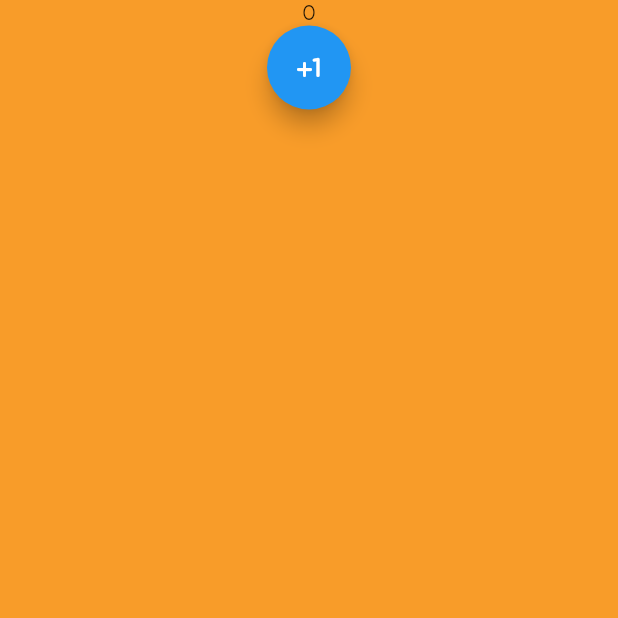
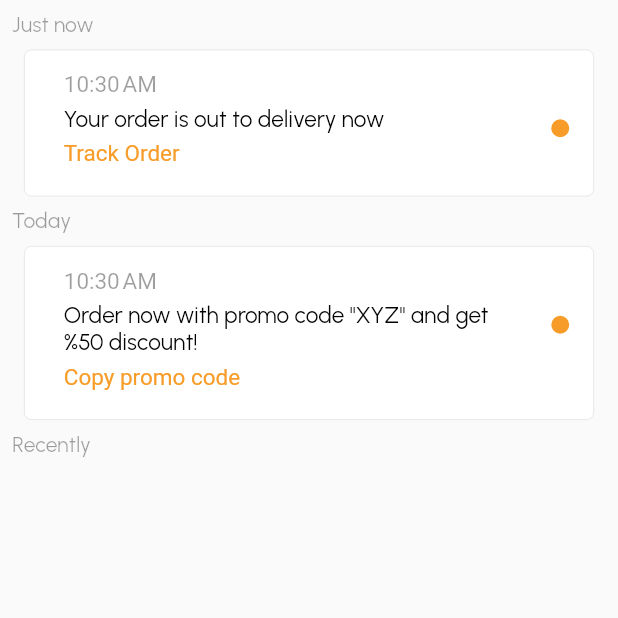
Before and after one commit to omardavinci10/foody, a Flutter app: the NotificationsScreen screen opened by its route, on a phone screen of 412 x 824 dp, the top half of it. Run offline on Flutter 3.47's test engine with Material 2 defaults, Android fonts, the phone set to English and light mode, and no system bars; our stand-ins replace auth_buttons, flutter_rating_bar, font_awesome_flutter, google_fonts, material_floating_search_bar, modal_bottom_sheet and 4 more; missing offline and left inert: awesome_select; Roboto replaces fonts that are missing (Urbanist-Bold).

Commit message:
notifications_screen

```diff
--- /dev/null
+++ b/lib/components/notification_tile.dart
@@ -0,0 +1,166 @@
+import 'package:flutter/material.dart';
+import 'package:flutter/services.dart';
+import 'package:foody/components/notifications_data.dart';
+import 'package:foody/constants.dart';
+import 'package:foody/screens/rating_screen.dart';
+import 'package:intl/intl.dart';
+import 'package:foody/components/order_tile.dart';
+import 'package:provider/provider.dart';
+import 'package:foody/components/my_orders_data.dart';
+import 'package:foody/screens/tracking_screen.dart';
+
+String inLineText(BuildContext context, OrderTile currentOrderTile) {
+  String status = currentOrderTile.status;
+  String myText = '';
+  if (status == 'Preparing') {
+    myText = 'Your order has been confirmed';
+  } else if (status == 'Out to delivery') {
+    myText = 'Your order is out to delivery now';
+  } else if (status == 'Waiting') {
+    myText = 'Delivery boy is waiting you';
+  } else if (status == 'Delivered') {
+    myText = 'Your order has been delivered successfully';
+  }
+  return myText;
+}
+
+String inLinePromoCode(String promoCode, int amount) {
+  return 'Order now with promo code "$promoCode" and get %$amount discount!';
+}
+
+String actionText(String orderOrPromo, OrderTile currentOrderTile) {
+  String myText = '';
+  if (orderOrPromo == 'O') {
+    String status = currentOrderTile.status;
+
+    if (status == 'Delivered') {
+      myText = 'Rate your order';
+    } else {
+      myText = 'Track Order';
+    }
+  } else {
+    myText = 'Copy promo code';
+  }
+  return myText;
+}
+
+class NotificationTile extends StatelessWidget {
+  final DateTime myTime;
+  final String orderOrPromo;
+  final OrderTile currentOrder;
+  final String promoCode;
+  final int discountPercentage;
+  final String readOrUnread;
+
+  NotificationTile({
+    required this.myTime,
+    required this.orderOrPromo,
+    required this.currentOrder,
+    this.promoCode = 'XYZ',
+    this.discountPercentage = 0,
+    this.readOrUnread = 'U',
+  });
+
+  void doYourFunction(context) {
+    if (orderOrPromo == 'O') {
+      if (currentOrder.status == 'Delivered') {
+        Navigator.push(
+          context,
+          MaterialPageRoute(
+            builder: (context) => RatingScreen(
+              orderID: currentOrder.orderID,
+            ),
+          ),
+        );
+      } else {
+        Navigator.push(
+          context,
+          MaterialPageRoute(
+            builder: (context) => TrackingScreen(
+              orderID: currentOrder.orderID,
+            ),
+          ),
+        );
+      }
+    } else {
+      Clipboard.setData(ClipboardData(text: promoCode)).then((_) {
+        ScaffoldMessenger.of(context).showSnackBar(
+            SnackBar(content: Text("Promo code copied to clipboard")));
+      });
+    }
+  }
+
+  @override
+  Widget build(BuildContext context) {
+    return Padding(
+      padding: const EdgeInsets.all(8.0),
+      child: ListTile(
+        onTap: () {
+          Provider.of<MyNotificationsData>(context)
+              .removeNotification(currentOrder.orderID);
+        },
+        tileColor: Colors.white,
+        shape: RoundedRectangleBorder(
+          borderRadius: BorderRadius.all(Radius.circular(5.0)),
+          side: BorderSide(
+              width: 0.5, color: Colors.black12, style: BorderStyle.solid),
+        ),
+        trailing: (readOrUnread == 'U')
+            ? Padding(
+                padding: const EdgeInsets.only(top: 30.0),
+                child: CircleAvatar(
+                  radius: 6.0,
+                  backgroundColor: kOrangeColorInHex,
+                ),
+              )
+            : Container(),
+        title: Padding(
+          padding: const EdgeInsets.all(10.0),
+          child: Column(
+            crossAxisAlignment: CrossAxisAlignment.start,
+            children: [
+              Text(
+                DateFormat.jm().format(myTime),
+                style: kLightTextStyle.copyWith(
+                  fontSize: 15.0,
+                  fontWeight: FontWeight.w400,
+                  fontFamily: 'Urbanist-Bold',
+                ),
+              ),
+              Padding(
+                padding: const EdgeInsets.only(top: 5.0, bottom: 5.0),
+                child: Text(
+                  (orderOrPromo == 'O')
+                      ? inLineText(context, currentOrder)
+                      : inLinePromoCode(promoCode, discountPercentage),
+                  style: TextStyle(
+                    fontWeight: FontWeight.w400,
+                    fontSize: 15.0,
+                    color: Colors.black,
+                  ),
+                ),
+              ),
+              Padding(
+                padding: const EdgeInsets.only(bottom: 5.0),
+                child: GestureDetector(
+                  onTap: () {
+                    doYourFunction(context);
+                  },
+                  child: Text(
+                    actionText(orderOrPromo, currentOrder),
+                    style: TextStyle(
+                      fontFamily: 'Urbanist-Bold',
+                      fontWeight: FontWeight.w400,
+                      fontSize: 15.0,
+                      color: kOrangeColorInHex,
+                    ),
+                  ),
+                ),
+              ),
+            ],
+          ),
+        ),
+      ),
+    );
+  }
+}
--- a/lib/main.dart
+++ b/lib/main.dart
@@ -9,6 +9,7 @@ import 'package:foody/screens/contactus_screen.dart';
 import 'package:foody/screens/notifications_screen.dart';
 import 'package:foody/screens/splash_screen.dart';
 import 'package:foody/screens/track_orders.dart';
+import 'package:foody/screens/tracking_screen.dart';
 import 'package:foody/screens/welcome_screen.dart';
 import 'package:foody/screens/login_screen.dart';
 import 'package:foody/screens/registration_screen.dart';
@@ -61,6 +62,7 @@ class Foody extends StatelessWidget {
           BasketScreen.id: (context) => BasketScreen(),
           CheckoutScreen.id: (context) => CheckoutScreen(),
           RatingScreen.id: (context) => RatingScreen(),
+          TrackingScreen.id: (context) => TrackingScreen(),
         },
       ),
     );
--- a/lib/screens/notifications_screen.dart
+++ b/lib/screens/notifications_screen.dart
@@ -1,8 +1,12 @@
 import 'package:flutter/material.dart';
 import 'package:foody/components/my_orders_data.dart';
+import 'package:foody/components/order_tile.dart';
 import 'package:foody/constants.dart';
+import 'package:foody/screens/rating_screen.dart';
 import 'package:provider/provider.dart';
 import 'package:foody/components/notifications_data.dart';
+import 'package:intl/intl.dart';
+import 'package:foody/components/notification_tile.dart';
 
 class NotificationsScreen extends StatefulWidget {
   static const String id = 'notifications_screen';
@@ -18,29 +22,54 @@ void fillOrders(BuildContext context) {
 }
 
 class _NotificationsScreenState extends State<NotificationsScreen> {
+  int noOfUnreadNotifications = 0;
+  OrderTile dummyOrderTile =
+      OrderTile(orderID: -1, price: -1, date: '1 Jan 1', status: 'Not Order');
   @override
   Widget build(BuildContext context) {
     fillOrders(context);
-    Provider.of<MyNotificationsData>(context).printOrdersMap();
+    noOfUnreadNotifications =
+        Provider.of<MyNotificationsData>(context).getNoOfUnreadNotifications;
+    OrderTile currentOrder = Provider.of<MyOrders>(context).getCurrentOrder;
     return Scaffold(
-      body: Container(
-        height: double.infinity,
-        width: double.infinity,
-        color: kOrangeColorInHex,
-        child: Column(
-          children: [
-            Text(Provider.of<MyNotificationsData>(context)
-                .getNoOfUnreadNotifications
-                .toString()),
-            Center(
-              child: FloatingActionButton(
-                onPressed: () =>
-                    Provider.of<MyNotificationsData>(context, listen: false)
-                        .addNotification(1827),
-                child: Icon(Icons.plus_one_rounded),
+      body: Padding(
+        padding: const EdgeInsets.all(8.0),
+        child: SingleChildScrollView(
+          child: Column(
+            crossAxisAlignment: CrossAxisAlignment.start,
+            children: [
+              Text(
+                'Just now',
+                style: kLightTextStyle.copyWith(
+                  fontSize: 14.0,
+                ),
               ),
-            ),
-          ],
+              NotificationTile(
+                currentOrder: currentOrder,
+                myTime: DateTime.now(),
+                orderOrPromo: 'O',
+              ),
+              Text(
+                'Today',
+                style: kLightTextStyle.copyWith(
+                  fontSize: 14.0,
+                ),
+              ),
+              NotificationTile(
+                myTime: DateTime.now(),
+                orderOrPromo: 'P',
+                currentOrder: dummyOrderTile,
+                promoCode: 'XYZ',
+                discountPercentage: 50,
+              ),
+              Text(
+                'Recently',
+                style: kLightTextStyle.copyWith(
+                  fontSize: 14.0,
+                ),
+              ),
+            ],
+          ),
         ),
       ),
     );
--- a/lib/screens/rating_screen.dart
+++ b/lib/screens/rating_screen.dart
@@ -21,6 +21,9 @@ class Ratings {
 
 class RatingScreen extends StatefulWidget {
   static const String id = 'rating_screen';
+
+  final int orderID = -1;
+  RatingScreen({orderID = -1});
 
   @override
   _RatingScreenState createState() => _RatingScreenState();
```
Also changed, not shown: lib/components/my_orders_data.dart (+14 -0 lines), lib/components/notifications_data.dart (+10 -3 lines), lib/screens/tracking_screen.dart (added, +55 -0 lines).
